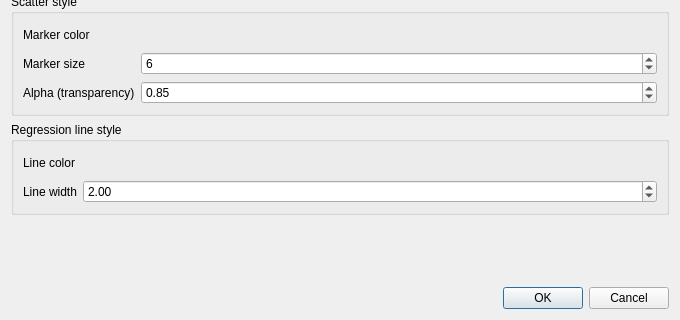
This is src/DAGui/DAChartAddStatsRegplotWidget.ui in czyt1988/data-workbench as Qt 5 draws it before an edit; both pictures show x 0 to 680 and y 360 to 680 of the 680 by 680 pixel window. The edited form follows.
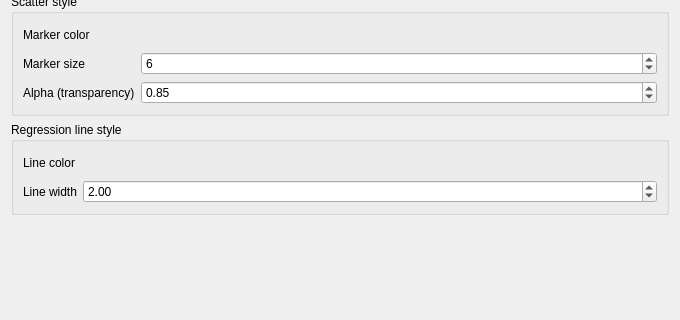
This is the edited form. Custom widgets are drawn as their Qt base class.

Patch:
```diff
--- a/src/DAGui/DAChartAddStatsRegplotWidget.ui
+++ b/src/DAGui/DAChartAddStatsRegplotWidget.ui
@@ -331,13 +331,6 @@
      </property>
     </spacer>
    </item>
-   <item>
-    <widget class="QDialogButtonBox" name="buttonBox">
-     <property name="standardButtons">
-      <set>QDialogButtonBox::Cancel|QDialogButtonBox::Ok</set>
-     </property>
-    </widget>
-   </item>
   </layout>
  </widget>
  <customwidgets>
```
